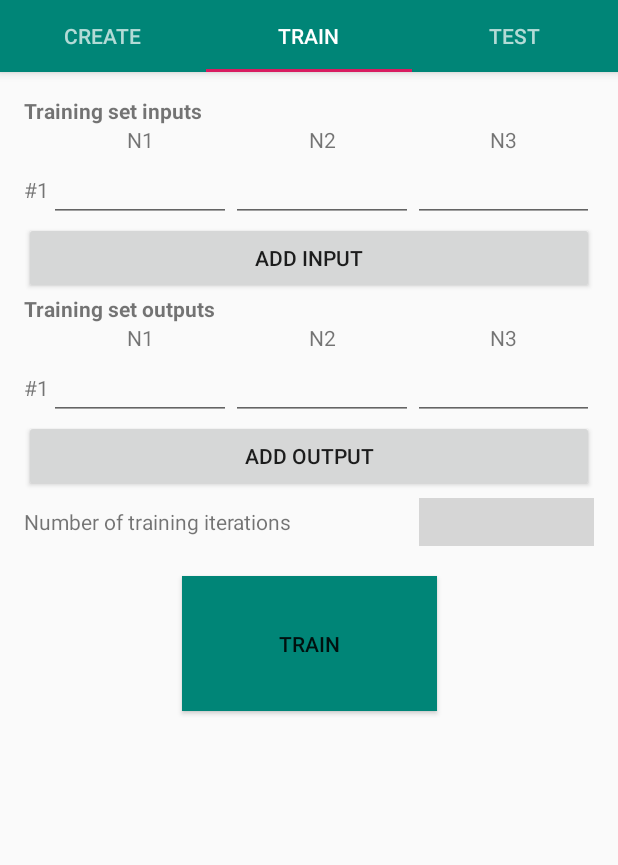
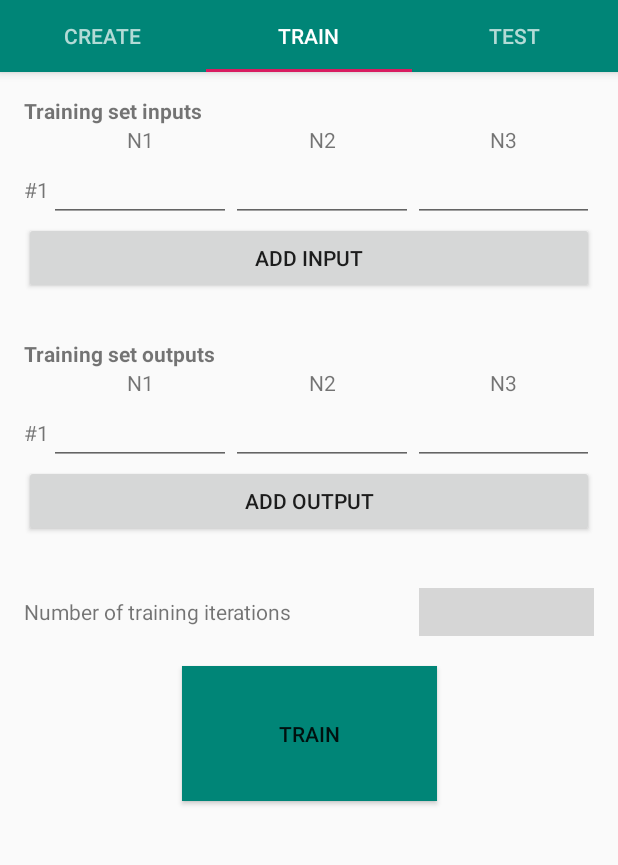
Before and after one commit to Rolodophone/customisable-neural-network, an Android app: the screen it shows after launch (MainActivity), tab 2 chosen, on a phone screen of 412 x 824 dp, the part 89-954 px from its top. Run offline under Robolectric (Android 15) with nearby library versions, the phone set to English and light mode, and no system bars; plain views replace IndicatorSeekBar; grey boxes are pictures that could not be loaded.

Commit message:
finished TRAIN design

```diff
--- a/app/src/main/res/layout/frag_train.xml
+++ b/app/src/main/res/layout/frag_train.xml
@@ -110,6 +110,10 @@
             android:layout_height="wrap_content"
             android:text="Add input" />
 
+        <Space
+            android:layout_width="match_parent"
+            android:layout_height="30dp" />
+
         <TextView
             android:id="@+id/textView15"
             android:layout_width="match_parent"
@@ -202,6 +206,10 @@
             android:layout_height="wrap_content"
             android:text="Add output" />
 
+        <Space
+            android:layout_width="match_parent"
+            android:layout_height="30dp" />
+
         <TableLayout
             android:layout_width="match_parent"
             android:layout_height="match_parent">
```
